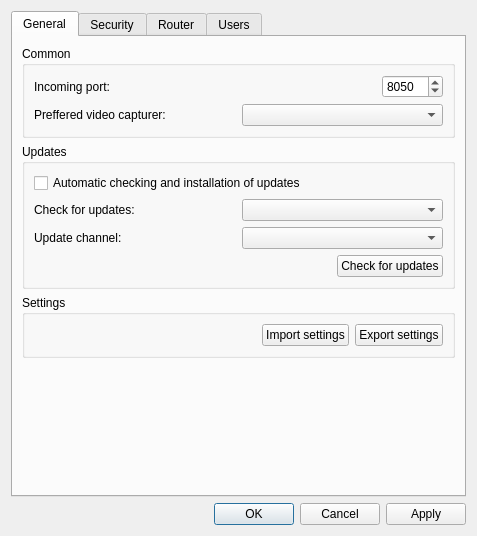
Above: source/host/ui/config_dialog.ui from dchapyshev/aspia before the change. Below: the same form after it.
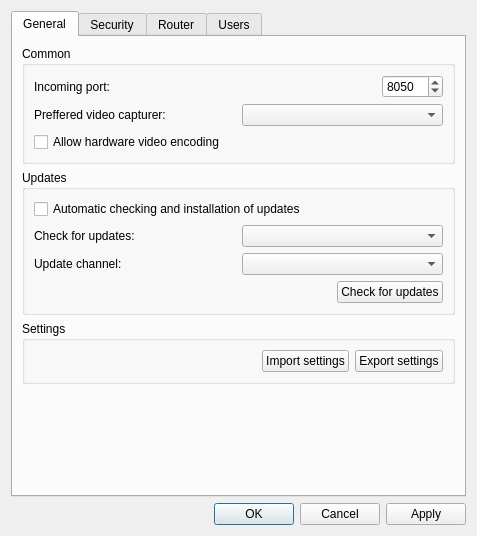
That is the form after the change. Icons and pictures are not drawn. Custom widgets are drawn as their Qt base class.

Commit message: Added option to disable HW H264 encoding for host side.

```diff
--- a/source/host/ui/config_dialog.ui
+++ b/source/host/ui/config_dialog.ui
@@ -77,6 +77,13 @@
             </item>
            </layout>
           </item>
+          <item row="2" column="0" colspan="3">
+           <widget class="QCheckBox" name="checkbox_hardware_encoding">
+            <property name="text">
+             <string>Allow hardware video encoding</string>
+            </property>
+           </widget>
+          </item>
          </layout>
         </widget>
        </item>
```
The commit also changes 5 other files.
